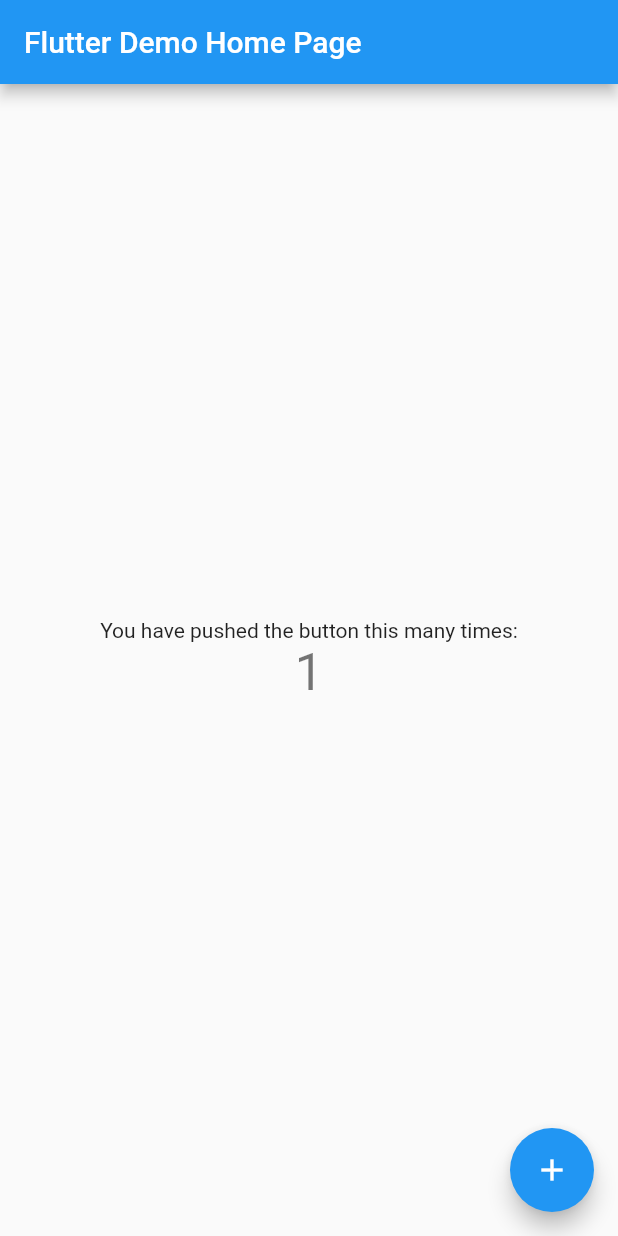
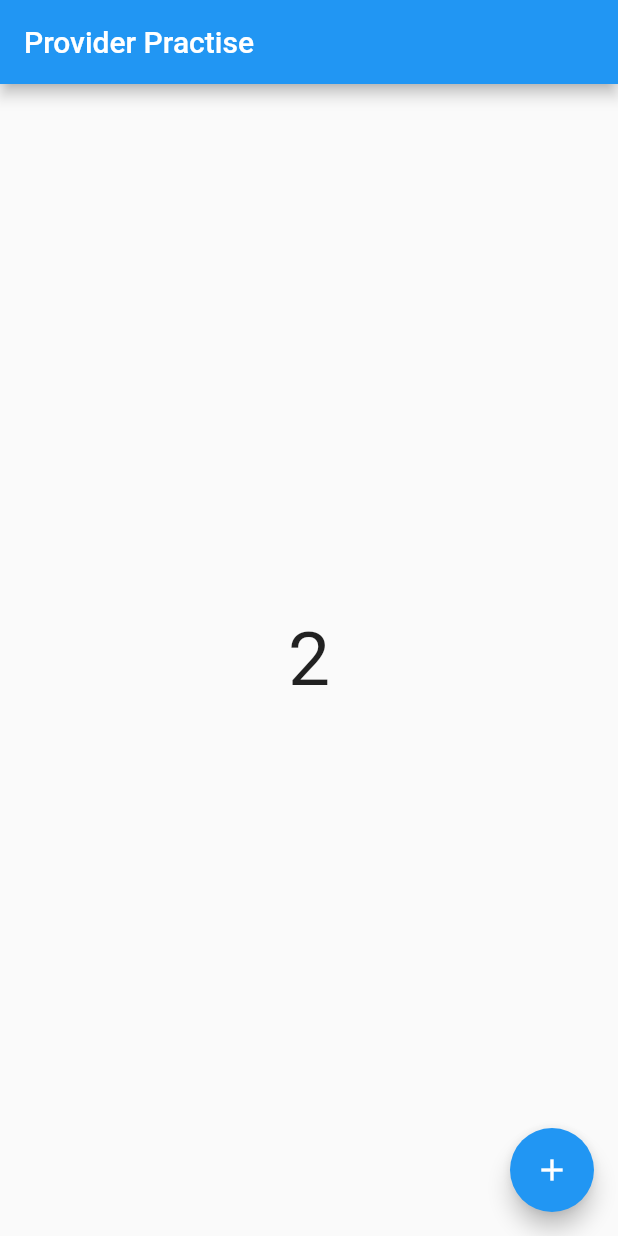
Before and after one commit to asadullah43/provider-practise, a Flutter app: the screen it shows after launch, after a tap on the "add" icon, on a phone screen of 412 x 824 dp. Run offline on Flutter 3.47's test engine with Material 2 defaults, Android fonts, the light colour scheme and no system bars.

Commit message:
understand stateless widget

```diff
--- /dev/null
+++ b/lib/home_screen.dart
@@ -0,0 +1,30 @@
+import 'package:flutter/material.dart';
+
+class HomeScreen extends StatelessWidget {
+  HomeScreen({Key? key}) : super(key: key);
+  var x = 2;
+
+  @override
+  Widget build(BuildContext context) {
+    return Scaffold(
+      appBar: AppBar(title: const Text("Provider Practise")),
+      body: Column(mainAxisAlignment: MainAxisAlignment.center, children: [
+        Container(
+          child: Center(
+            child: Text(
+              x.toString(),
+              style: const TextStyle(fontSize: 50),
+            ),
+          ),
+        ),
+      ]),
+      floatingActionButton: FloatingActionButton(
+        onPressed: () {
+          x++;
+          print(x);
+        },
+        child: Icon(Icons.add),
+      ),
+    );
+  }
+}
--- a/lib/main.dart
+++ b/lib/main.dart
@@ -1,4 +1,5 @@
 import 'package:flutter/material.dart';
+import 'package:provider_practise/home_screen.dart';
 
 void main() {
   runApp(const MyApp());
@@ -13,103 +14,9 @@
     return MaterialApp(
       title: 'Flutter Demo',
       theme: ThemeData(
-        // This is the theme of your application.
-        //
-        // Try running your application with "flutter run". You'll see the
-        // application has a blue toolbar. Then, without quitting the app, try
-        // changing the primarySwatch below to Colors.green and then invoke
-        // "hot reload" (press "r" in the console where you ran "flutter run",
-        // or simply save your changes to "hot reload" in a Flutter IDE).
-        // Notice that the counter didn't reset back to zero; the application
-        // is not restarted.
         primarySwatch: Colors.blue,
       ),
-      home: const MyHomePage(title: 'Flutter Demo Home Page'),
+      home: HomeScreen(),
     );
   }
 }
-
-class MyHomePage extends StatefulWidget {
-  const MyHomePage({super.key, required this.title});
-
-  // This widget is the home page of your application. It is stateful, meaning
-  // that it has a State object (defined below) that contains fields that affect
-  // how it looks.
-
-  // This class is the configuration for the state. It holds the values (in this
-  // case the title) provided by the parent (in this case the App widget) and
-  // used by the build method of the State. Fields in a Widget subclass are
-  // always marked "final".
-
-  final String title;
-
-  @override
-  State<MyHomePage> createState() => _MyHomePageState();
-}
-
-class _MyHomePageState extends State<MyHomePage> {
-  int _counter = 0;
-
-  void _incrementCounter() {
-    setState(() {
-      // This call to setState tells the Flutter framework that something has
-      // changed in this State, which causes it to rerun the build method below
-      // so that the display can reflect the updated values. If we changed
-      // _counter without calling setState(), then the build method would not be
-      // called again, and so nothing would appear to happen.
-      _counter++;
-    });
-  }
-
-  @override
-  Widget build(BuildContext context) {
-    // This method is rerun every time setState is called, for instance as done
-    // by the _incrementCounter method above.
-    //
-    // The Flutter framework has been optimized to make rerunning build methods
-    // fast, so that you can just rebuild anything that needs updating rather
-    // than having to individually change instances of widgets.
-    return Scaffold(
-      appBar: AppBar(
-        // Here we take the value from the MyHomePage object that was created by
-        // the App.build method, and use it to set our appbar title.
-        title: Text(widget.title),
-      ),
-      body: Center(
-        // Center is a layout widget. It takes a single child and positions it
-        // in the middle of the parent.
-        child: Column(
-          // Column is also a layout widget. It takes a list of children and
-          // arranges them vertically. By default, it sizes itself to fit its
-          // children horizontally, and tries to be as tall as its parent.
-          //
-          // Invoke "debug painting" (press "p" in the console, choose the
-          // "Toggle Debug Paint" action from the Flutter Inspector in Android
-          // Studio, or the "Toggle Debug Paint" command in Visual Studio Code)
-          // to see the wireframe for each widget.
-          //
-          // Column has various properties to control how it sizes itself and
-          // how it positions its children. Here we use mainAxisAlignment to
-          // center the children vertically; the main axis here is the vertical
-          // axis because Columns are vertical (the cross axis would be
-          // horizontal).
-          mainAxisAlignment: MainAxisAlignment.center,
-          children: <Widget>[
-            const Text(
-              'You have pushed the button this many times:',
-            ),
-            Text(
-              '$_counter',
-              style: Theme.of(context).textTheme.headline4,
-            ),
-          ],
-        ),
-      ),
-      floatingActionButton: FloatingActionButton(
-        onPressed: _incrementCounter,
-        tooltip: 'Increment',
-        child: const Icon(Icons.add),
-      ), // This trailing comma makes auto-formatting nicer for build methods.
-    );
-  }
-}
```
